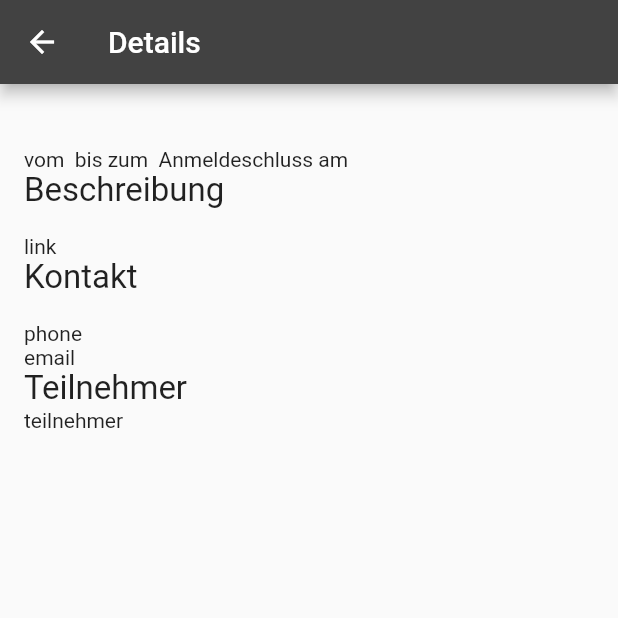
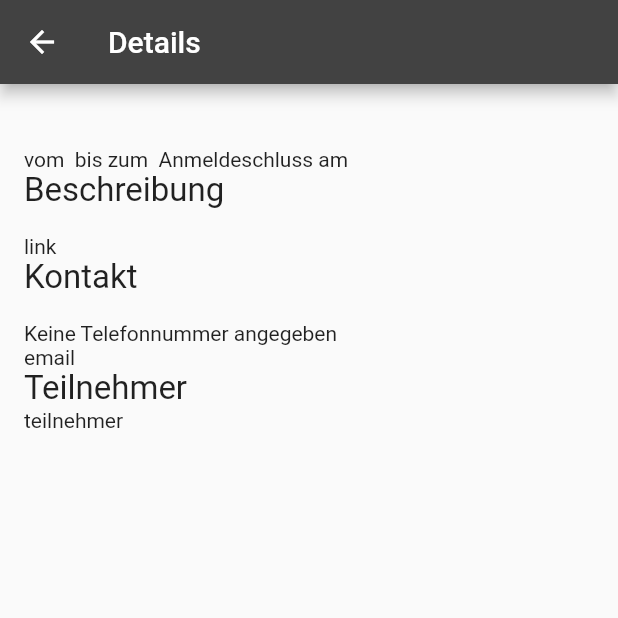
Before and after one commit to neominik/kcstm_flutter, a Flutter app: the DetailScreen screen opened directly with empty values, on a phone screen of 412 x 824 dp, the top half of it. Run offline on Flutter 3.47's test engine with Material 2 defaults, Android fonts, the phone set to English and light mode, and no system bars; network calls fail.

Commit message:
Add phone number

```diff
--- a/lib/detail_screen.dart
+++ b/lib/detail_screen.dart
@@ -36,7 +36,9 @@ class DetailScreen extends StatelessWidget {
               style: _headlineFont,
             ),
             Text(event.organizer),
-            Text('phone'),
+            Text(event.phone.isNotEmpty
+                ? event.phone
+                : 'Keine Telefonnummer angegeben'),
             Text('email'),
             Text(
               'Teilnehmer',
--- a/lib/event.dart
+++ b/lib/event.dart
@@ -12,15 +12,18 @@ class Event {
   final String organizer;
   final String description;
   final String registerDate;
+  final String phone;
 
-  Event(
-      {this.title,
-      this.dateStart,
-      this.dateEnd,
-      this.dateSingle,
-      this.organizer,
-        this.description,
-        this.registerDate});
+  Event({
+    this.title,
+    this.dateStart,
+    this.dateEnd,
+    this.dateSingle,
+    this.organizer,
+    this.description,
+    this.registerDate,
+    this.phone,
+  });
 }
 
 Future<List<Event>> fetchEvents() async {
@@ -60,6 +63,8 @@ Event trToEvent(dom.Element tr) {
     registerDate: nodeToText(tr
         .getElementsByClassName('views-field-field-anmeldedatum')
         .expand((td) => td.getElementsByClassName('date-display-single'))),
+    phone: nodeToText(
+        tr.getElementsByClassName('views-field-field-telefon-fahrtenleiter')),
   );
 }
 
```
